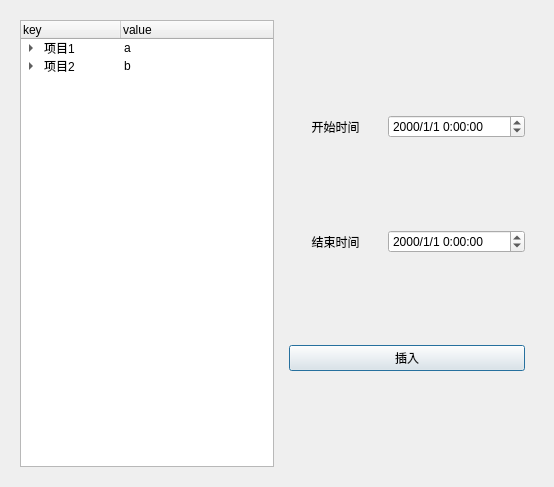
Qt form stacked_demo.ui (gudukuaile/wsd_gui) before a commit.
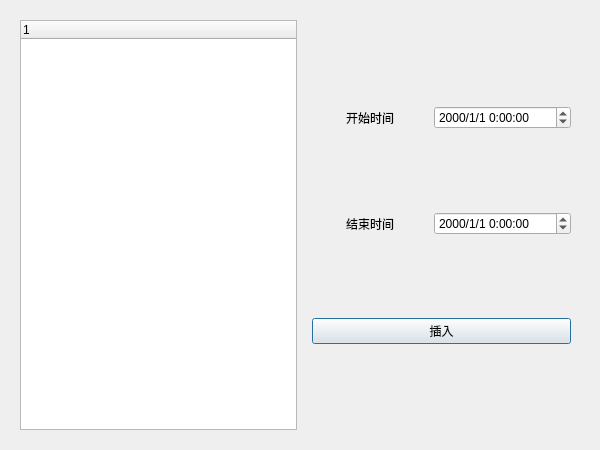
The same form after that commit.

What changed in the file:
```diff
--- a/stacked_demo.ui
+++ b/stacked_demo.ui
@@ -6,8 +6,8 @@
    <rect>
     <x>0</x>
     <y>0</y>
-    <width>554</width>
-    <height>487</height>
+    <width>600</width>
+    <height>450</height>
    </rect>
   </property>
   <property name="windowTitle">
@@ -27,50 +27,9 @@
           <widget class="QTreeWidget" name="treeWidget">
            <column>
             <property name="text">
-             <string>key</string>
+             <string notr="true">1</string>
             </property>
            </column>
-           <column>
-            <property name="text">
-             <string>value</string>
-            </property>
-           </column>
-           <item>
-            <property name="text">
-             <string>项目1</string>
-            </property>
-            <property name="text">
-             <string>a</string>
-            </property>
-            <item>
-             <property name="text">
-              <string>1</string>
-             </property>
-            </item>
-            <item>
-             <property name="text">
-              <string>2</string>
-             </property>
-            </item>
-           </item>
-           <item>
-            <property name="text">
-             <string>项目2</string>
-            </property>
-            <property name="text">
-             <string>b</string>
-            </property>
-            <item>
-             <property name="text">
-              <string>cc</string>
-             </property>
-            </item>
-            <item>
-             <property name="text">
-              <string>ff</string>
-             </property>
-            </item>
-           </item>
           </widget>
          </item>
          <item>
```
